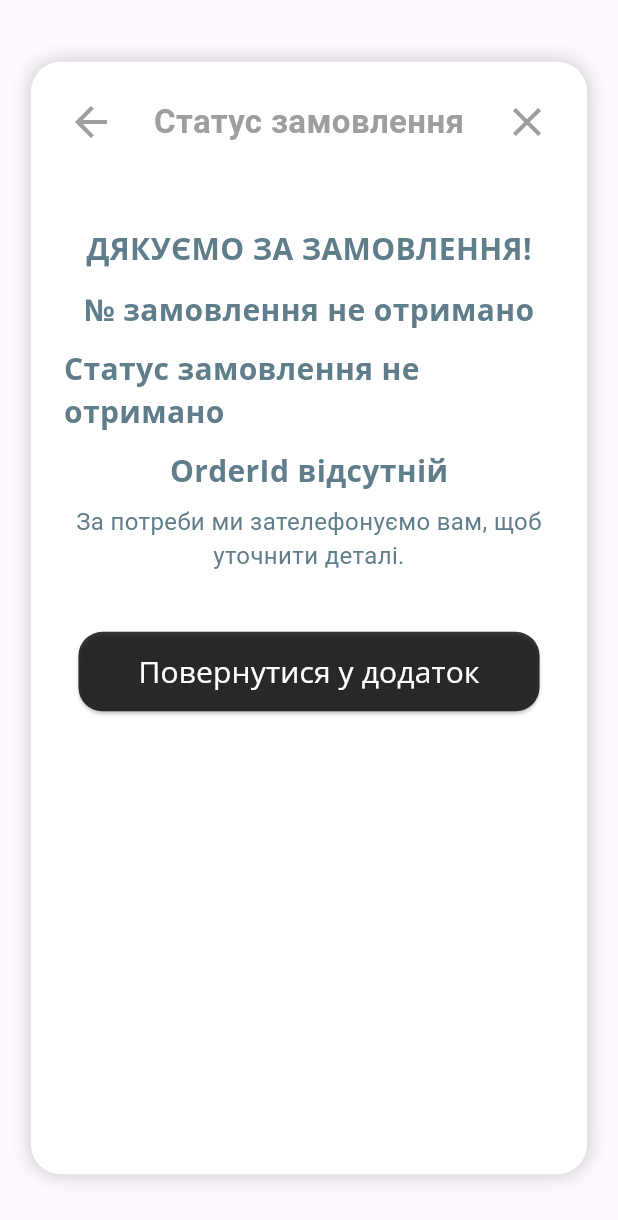
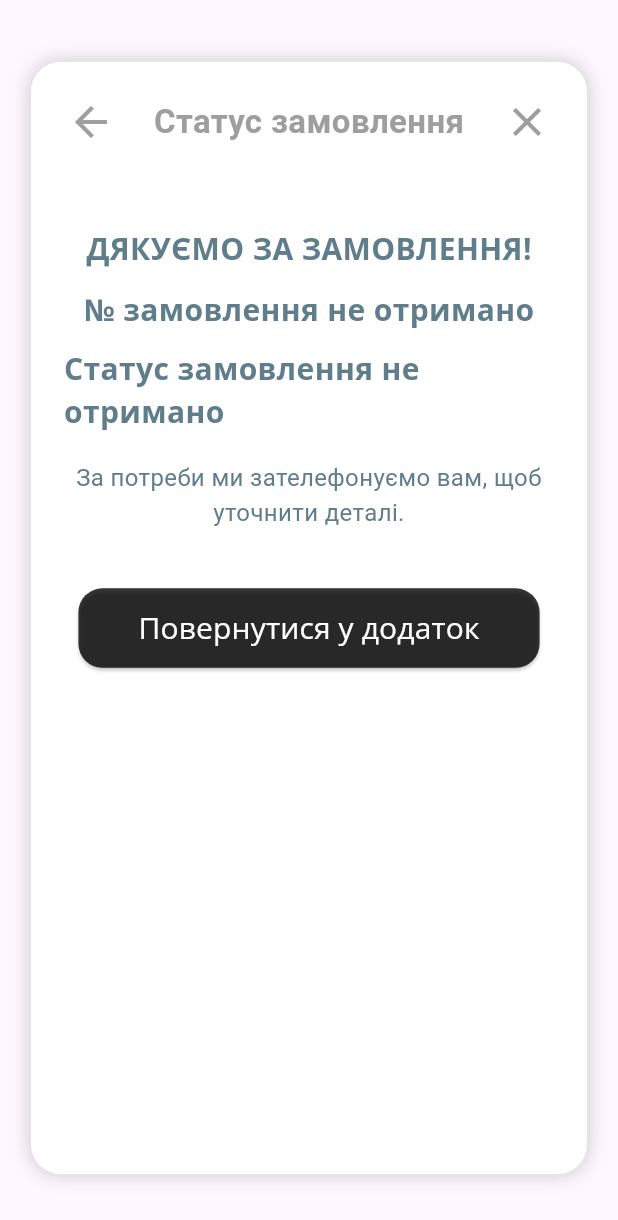
Before and after one commit to Spartakm67/flutter_final_project, a Flutter app: the OrderStatusWidget widget shown alone on an empty page, opened directly, on a phone screen of 412 x 824 dp. Shown: the top 1220 px of the screen. Run offline on Flutter 3.47's test engine with Material 3 defaults, Android fonts, the phone set to English and light mode, and no system bars; our stand-ins replace cloud_firestore, firebase_auth, firebase_core, flutter_dotenv, flutter_mobx, google_fonts and 5 more; missing offline and left inert: firebase_app_check; accounts and stored records are empty; generated files the repository leaves out were written again; network calls fail.

Commit message:
OrderContainer simplified

```diff
--- a/lib/presentation/widgets/order_widgets/order_status_widget.dart
+++ b/lib/presentation/widgets/order_widgets/order_status_widget.dart
@@ -1,16 +1,13 @@
 import 'package:flutter/material.dart';
 import 'package:provider/provider.dart';
 import 'package:flutter_mobx/flutter_mobx.dart';
-import 'package:intl/intl.dart';
 import 'package:flutter_final_project/services/working_hours_helper.dart';
 import 'package:flutter_final_project/presentation/widgets/custom_dialog.dart';
-import 'package:flutter_final_project/domain/store/cart_store/cart_store.dart';
-import 'package:flutter_final_project/domain/store/order_store/order_store.dart';
+// import 'package:flutter_final_project/domain/store/cart_store/cart_store.dart';
+// import 'package:flutter_final_project/domain/store/order_store/order_store.dart';
 import 'package:flutter_final_project/domain/store/home_store/home_screen_store.dart';
 import 'package:flutter_final_project/presentation/styles/text_styles.dart';
 import 'package:flutter_final_project/presentation/screens/home_screen.dart';
-import 'package:flutter_final_project/presentation/widgets/order_widgets/order_widget.dart';
-import 'package:flutter_final_project/presentation/widgets/order_widgets/last_order_widget.dart';
 
 class OrderStatusWidget extends StatefulWidget {
   final String? orderId;
@@ -64,8 +61,8 @@ class _OrderStatusWidgetState extends State<OrderStatusWidget> {
 
   @override
   Widget build(BuildContext context) {
-    final cartStore = Provider.of<CartStore>(context, listen: false);
-    final orderStore = Provider.of<OrderStore>(context, listen: false);
+    // final cartStore = Provider.of<CartStore>(context, listen: false);
+    // final orderStore = Provider.of<OrderStore>(context, listen: false);
     final homeStore = Provider.of<HomeScreenStore>(context, listen: false);
     return Center(
       child: AnimatedOpacity(
@@ -165,12 +162,12 @@ class _OrderStatusWidgetState extends State<OrderStatusWidget> {
                                       style: TextStyles.cartBottomText,
                                     ),
                                     const SizedBox(height: 10),
-                                    Text(
-                                      widget.orderId != null
-                                          ? 'OrderId №: ${widget.orderId}'
-                                          : 'OrderId відсутній',
-                                      style: TextStyles.cartBottomText,
-                                    ),
+                                    // Text(
+                                    //   widget.orderId != null
+                                    //       ? 'OrderId №: ${widget.orderId}'
+                                    //       : 'OrderId відсутній',
+                                    //   style: TextStyles.cartBottomText,
+                                    // ),
                                   ],
                                 )
                               : Column(
```
Also changed, not shown: lib/presentation/widgets/order_widgets/order_container.dart (+6 -35 lines).
